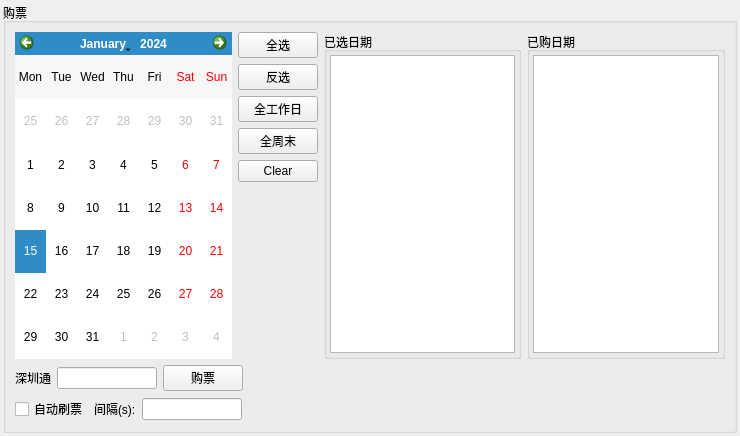
Before: the Qt Designer form ui/ui_buy_ticket_widget.ui in jeremy-peng/eTicket, drawn with Qt 5.
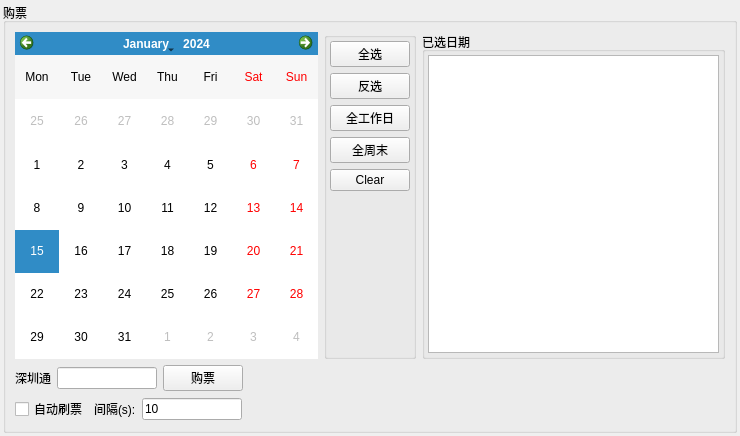
After: the same form once the commit is applied.

Commit message: buy ticket function done

```diff
--- a/ui/ui_buy_ticket_widget.ui
+++ b/ui/ui_buy_ticket_widget.ui
@@ -33,7 +33,7 @@
      </property>
      <layout class="QVBoxLayout" name="verticalLayout_3">
       <item>
-       <layout class="QHBoxLayout" name="horizontalLayout_5">
+       <layout class="QHBoxLayout" name="horizontalLayout">
         <item>
          <widget class="QCalendarWidget" name="calendarWidget">
           <property name="selectionMode">
@@ -45,7 +45,23 @@
          </widget>
         </item>
         <item>
+         <widget class="QGroupBox" name="groupSelectBtns">
+          <property name="title">
+           <string/>
+          </property>
          <layout class="QVBoxLayout" name="verticalLayout_2">
+           <property name="leftMargin">
+            <number>3</number>
+           </property>
+           <property name="topMargin">
+            <number>3</number>
+           </property>
+           <property name="rightMargin">
+            <number>3</number>
+           </property>
+           <property name="bottomMargin">
+            <number>3</number>
+           </property>
           <item>
            <widget class="QPushButton" name="btnSelectAllDays">
             <property name="text">
@@ -89,12 +105,13 @@
             <property name="sizeHint" stdset="0">
              <size>
               <width>20</width>
-              <height>40</height>
+               <height>181</height>
              </size>
             </property>
            </spacer>
           </item>
          </layout>
+         </widget>
         </item>
         <item>
          <widget class="QGroupBox" name="groupBox">
@@ -120,30 +137,6 @@
           </layout>
          </widget>
         </item>
-        <item>
-         <widget class="QGroupBox" name="groupBox_2">
-          <property name="title">
-           <string>已购日期</string>
-          </property>
-          <layout class="QHBoxLayout" name="horizontalLayout">
-           <property name="leftMargin">
-            <number>3</number>
-           </property>
-           <property name="topMargin">
-            <number>3</number>
-           </property>
-           <property name="rightMargin">
-            <number>3</number>
-           </property>
-           <property name="bottomMargin">
-            <number>3</number>
-           </property>
-           <item>
-            <widget class="QListWidget" name="listBuyDays"/>
-           </item>
-          </layout>
-         </widget>
-        </item>
        </layout>
       </item>
       <item>
@@ -211,6 +204,9 @@
             <height>16777215</height>
            </size>
           </property>
+          <property name="text">
+           <string>10</string>
+          </property>
          </widget>
         </item>
         <item>
```
Lines whose indentation alone changed are shown as unchanged. The commit also changes 11 other files.
